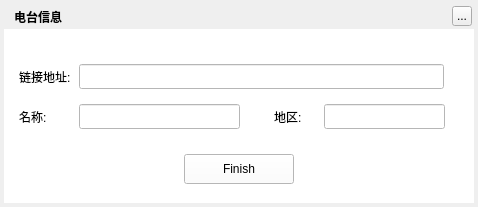
Before: the Qt Designer form TTKModule/TTKWidget/musicUiKits/musicToolsKits/musicttkfmradioinformationwidget.ui in Greedysky/TTKMusicPlayer, drawn with Qt 5.
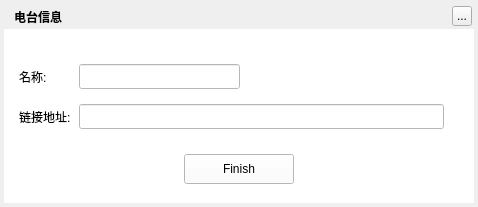
After: the same form once the commit is applied.

What changed in the file:
```diff
--- a/TTKModule/TTKWidget/musicUiKits/musicToolsKits/musicttkfmradioinformationwidget.ui
+++ b/TTKModule/TTKWidget/musicUiKits/musicToolsKits/musicttkfmradioinformationwidget.ui
@@ -72,7 +72,7 @@
     <property name="geometry">
      <rect>
       <x>15</x>
-      <y>75</y>
+      <y>35</y>
       <width>54</width>
       <height>25</height>
      </rect>
@@ -81,24 +81,11 @@
      <string>名称:</string>
     </property>
    </widget>
-   <widget class="QLabel" name="label_4">
-    <property name="geometry">
-     <rect>
-      <x>270</x>
-      <y>75</y>
-      <width>45</width>
-      <height>25</height>
-     </rect>
-    </property>
-    <property name="text">
-     <string>地区:</string>
-    </property>
-   </widget>
    <widget class="QLabel" name="label_2">
     <property name="geometry">
      <rect>
       <x>15</x>
-      <y>35</y>
+      <y>75</y>
       <width>54</width>
       <height>25</height>
      </rect>
@@ -114,7 +101,7 @@
     <property name="geometry">
      <rect>
       <x>75</x>
-      <y>75</y>
+      <y>35</y>
       <width>161</width>
       <height>25</height>
      </rect>
@@ -123,22 +110,6 @@
      <bool>true</bool>
     </property>
    </widget>
-   <widget class="QLineEdit" name="locationEdit">
-    <property name="enabled">
-     <bool>true</bool>
-    </property>
-    <property name="geometry">
-     <rect>
-      <x>320</x>
-      <y>75</y>
-      <width>121</width>
-      <height>25</height>
-     </rect>
-    </property>
-    <property name="readOnly">
-     <bool>true</bool>
-    </property>
-   </widget>
    <widget class="QLineEdit" name="pathEdit">
     <property name="enabled">
      <bool>true</bool>
@@ -146,7 +117,7 @@
     <property name="geometry">
      <rect>
       <x>75</x>
-      <y>35</y>
+      <y>75</y>
       <width>365</width>
       <height>25</height>
      </rect>
```
